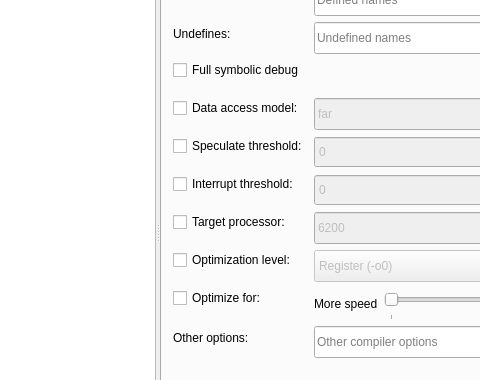
Qt form mainwindow.ui (molotov-dmitry/ccs-pjt-editor-qt) before a commit; both pictures show x 285 to 765 and y 149 to 529 of the 1089 by 737 pixel window.
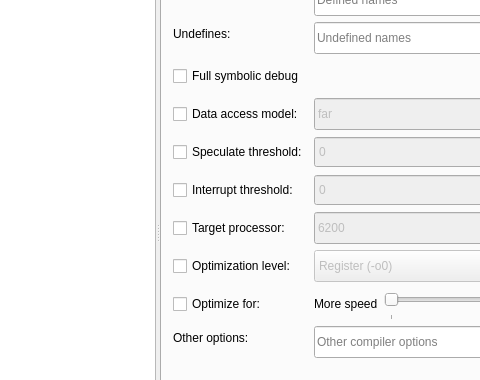
The same form after that commit. Icons and pictures are not drawn. Custom widgets are drawn as their Qt base class.

Patch:
```diff
--- a/mainwindow.ui
+++ b/mainwindow.ui
@@ -599,6 +599,12 @@
          </item>
          <item row="4" column="0">
           <widget class="QCheckBox" name="checkFullSymbolicDebug">
+           <property name="sizePolicy">
+            <sizepolicy hsizetype="Minimum" vsizetype="Minimum">
+             <horstretch>0</horstretch>
+             <verstretch>0</verstretch>
+            </sizepolicy>
+           </property>
            <property name="toolTip">
             <string>Full symbolic debug</string>
            </property>
@@ -609,6 +615,12 @@
          </item>
          <item row="5" column="0">
           <widget class="QCheckBox" name="checkDataAccessModel">
+           <property name="sizePolicy">
+            <sizepolicy hsizetype="Minimum" vsizetype="Minimum">
+             <horstretch>0</horstretch>
+             <verstretch>0</verstretch>
+            </sizepolicy>
+           </property>
            <property name="text">
             <string>Data access model:</string>
            </property>
@@ -647,6 +659,12 @@
          </item>
          <item row="6" column="0">
           <widget class="QCheckBox" name="checkMh">
+           <property name="sizePolicy">
+            <sizepolicy hsizetype="Minimum" vsizetype="Minimum">
+             <horstretch>0</horstretch>
+             <verstretch>0</verstretch>
+            </sizepolicy>
+           </property>
            <property name="toolTip">
             <string>Specify speculative load byte count threshold</string>
            </property>
@@ -670,6 +688,12 @@
          </item>
          <item row="7" column="0">
           <widget class="QCheckBox" name="checkMi">
+           <property name="sizePolicy">
+            <sizepolicy hsizetype="Minimum" vsizetype="Minimum">
+             <horstretch>0</horstretch>
+             <verstretch>0</verstretch>
+            </sizepolicy>
+           </property>
            <property name="toolTip">
             <string>Specify maximum cycles that interrupts may be disabled</string>
            </property>
@@ -693,6 +717,12 @@
          </item>
          <item row="8" column="0">
           <widget class="QCheckBox" name="checkMv">
+           <property name="sizePolicy">
+            <sizepolicy hsizetype="Minimum" vsizetype="Minimum">
+             <horstretch>0</horstretch>
+             <verstretch>0</verstretch>
+            </sizepolicy>
+           </property>
            <property name="toolTip">
             <string>Target processor version</string>
            </property>
@@ -734,6 +764,12 @@
          </item>
          <item row="9" column="0">
           <widget class="QCheckBox" name="checkCompilerOptimizationLevel">
+           <property name="sizePolicy">
+            <sizepolicy hsizetype="Minimum" vsizetype="Minimum">
+             <horstretch>0</horstretch>
+             <verstretch>0</verstretch>
+            </sizepolicy>
+           </property>
            <property name="text">
             <string>Optimization level:</string>
            </property>
@@ -774,6 +810,12 @@
          </item>
          <item row="10" column="0">
           <widget class="QCheckBox" name="checkCompilerOptimizationType">
+           <property name="sizePolicy">
+            <sizepolicy hsizetype="Minimum" vsizetype="Minimum">
+             <horstretch>0</horstretch>
+             <verstretch>0</verstretch>
+            </sizepolicy>
+           </property>
            <property name="text">
             <string>Optimize for:</string>
            </property>
```
Left out of the diff: 114 changed lines with no effect on the pictures.
